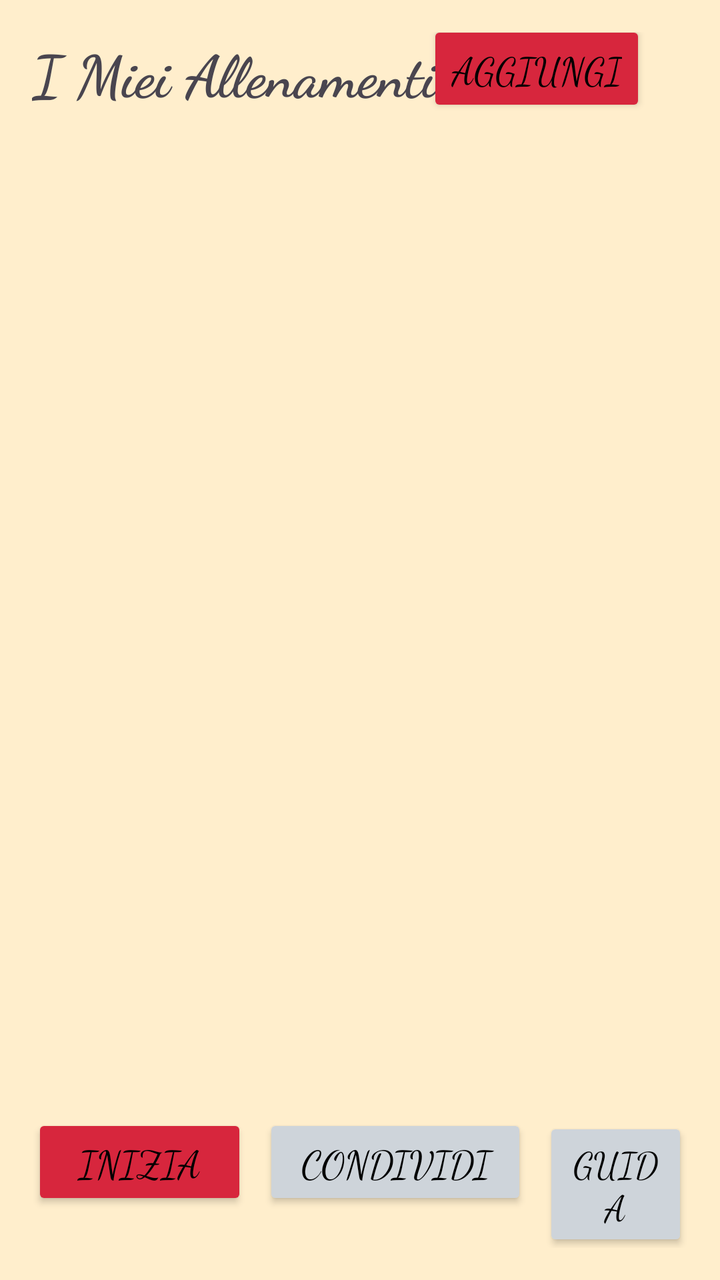
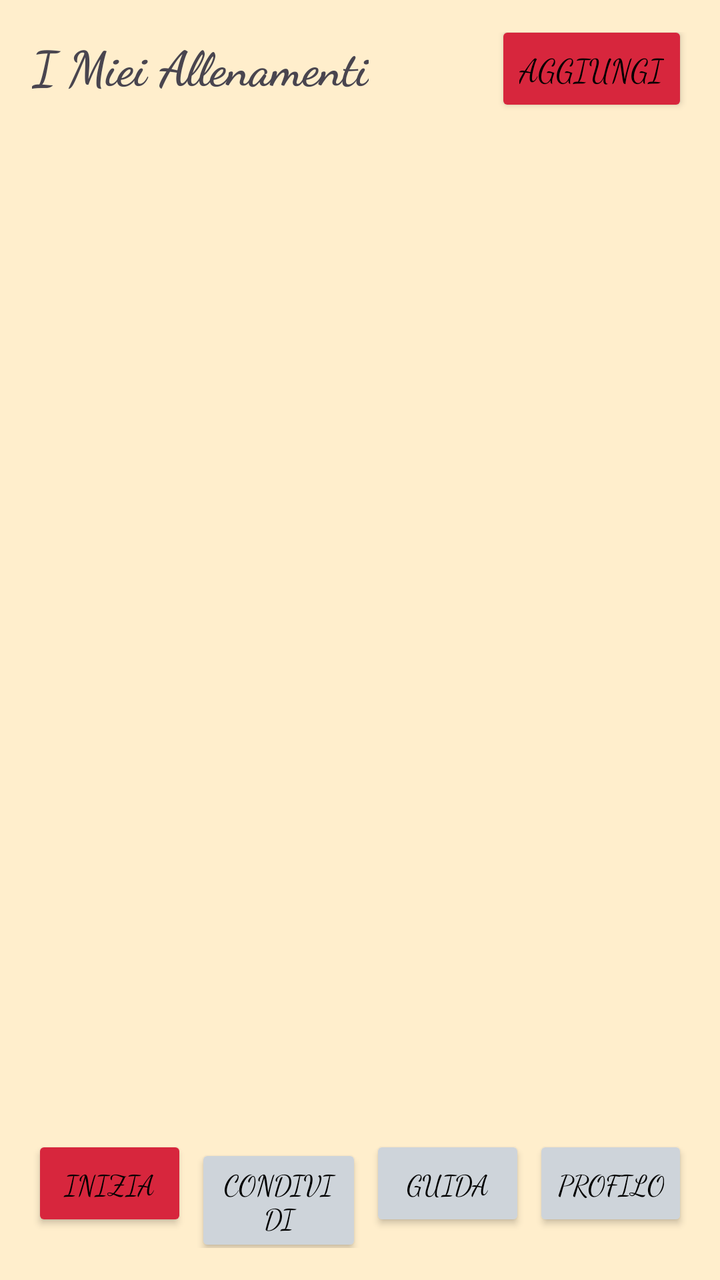

Before-and-after screenshots of an Android layout around one commit, followed by the original layout XML and the change that was made.
<!-- AndroidManifest.xml: application theme Theme.WorkoutApp -->
<!-- res/layout/activity_main.xml -->
<?xml version="1.0" encoding="utf-8"?>
<RelativeLayout xmlns:android="http://schemas.android.com/apk/res/android"
    android:id="@+id/main"
    android:layout_width="match_parent"
    android:layout_height="match_parent"
    android:padding="16dp"
    android:background="#FFEC"
    >

    
    <TextView
        android:id="@+id/tvTitle"
        android:layout_width="wrap_content"
        android:layout_height="wrap_content"
        android:layout_alignParentStart="true"
        android:layout_alignParentTop="true"
        android:text="I Miei Allenamenti"
        android:textSize="29sp"
        android:textStyle="bold"
        android:fontFamily="cursive"/>


    
    <Button
        android:id="@+id/btnAddExercise"
        android:layout_width="wrap_content"
        android:layout_height="wrap_content"
        android:layout_alignTop="@id/tvTitle"
        android:layout_alignParentEnd="true"
        android:layout_marginTop="-6dp"
        android:layout_marginEnd="21dp"
        android:text="Aggiungi"
        android:backgroundTint="#D7263D"
        android:textColor="#000000"
        android:fontFamily="cursive"
        android:textSize="19sp"
        />
    
    <LinearLayout
        android:id="@+id/bottomBar"
        android:layout_width="match_parent"
        android:layout_height="wrap_content"
        android:layout_alignParentBottom="true"
        android:orientation="horizontal"
        android:paddingTop="8dp"
        >

        
        <Button
            android:id="@+id/btnStartWorkout"
            android:layout_width="wrap_content"
            android:layout_height="wrap_content"
            android:layout_weight="1.5"
            android:text="Inizia"
            android:backgroundTint="#D7263D"
            android:textColor="#000000"
            android:fontFamily="cursive"
            android:textSize="19sp"
            />

        <Button
            android:id="@+id/btnShare"
            android:layout_width="wrap_content"
            android:layout_height="wrap_content"
            android:layout_marginStart="8dp"
            android:layout_weight="1"
            android:text="Condividi"
            android:backgroundTint="#CED4DA"
            android:textColor="#000000"
            android:fontFamily="cursive"
            android:textSize="19sp"
            />

        <Button
            android:id="@+id/btnGuide"
            android:layout_width="59dp"
            android:layout_height="wrap_content"
            android:layout_marginStart="8dp"
            android:layout_weight="1"
            android:text="Guida"
            android:backgroundTint="#CED4DA"
            android:textColor="#000000"
            android:fontFamily="cursive"
            android:textSize="18sp"
            />
    </LinearLayout>

    
    <ListView
        android:id="@+id/lvExercises"

        android:layout_width="match_parent"
        android:layout_height="match_parent"
        android:layout_above="@id/bottomBar"
        android:layout_below="@id/tvTitle"
        android:layout_marginTop="17dp"
        android:layout_marginBottom="7dp"

        />

</RelativeLayout>
<!-- resources referenced by this layout -->
<resources>
  <style name="Theme.WorkoutApp" parent="Base.Theme.WorkoutApp" />
  <style name="Base.Theme.WorkoutApp" parent="Theme.Material3.DayNight.NoActionBar">
          
          
      </style>
</resources>

<!-- the commit's change to res/layout/activity_main.xml (unified diff, before → after) -->
@@ -4,10 +4,8 @@
     android:layout_width="match_parent"
     android:layout_height="match_parent"
     android:padding="16dp"
-    android:background="#FFEC"
-    >
+    android:background="#FFEC">
 
-    
     <TextView
         android:id="@+id/tvTitle"
         android:layout_width="wrap_content"
@@ -15,12 +13,10 @@
         android:layout_alignParentStart="true"
         android:layout_alignParentTop="true"
         android:text="I Miei Allenamenti"
-        android:textSize="29sp"
+        android:textSize="24sp"
         android:textStyle="bold"
         android:fontFamily="cursive"/>
 
-
-    
     <Button
         android:id="@+id/btnAddExercise"
         android:layout_width="wrap_content"
@@ -28,74 +24,83 @@
         android:layout_alignTop="@id/tvTitle"
         android:layout_alignParentEnd="true"
         android:layout_marginTop="-6dp"
-        android:layout_marginEnd="21dp"
         android:text="Aggiungi"
         android:backgroundTint="#D7263D"
         android:textColor="#000000"
         android:fontFamily="cursive"
-        android:textSize="19sp"
-        />
-    
+        android:textSize="16sp"/>
+
+    <TextView
+        android:id="@+id/tvTimerCountdown"
+        android:layout_width="wrap_content"
+        android:layout_height="wrap_content"
+        android:layout_below="@id/tvTitle"
+        android:layout_centerHorizontal="true"
+        android:text="Recupero: --"
+        android:textSize="22sp"
+        android:textColor="#D7263D"
+        android:fontFamily="cursive"
+        android:visibility="gone"
+        android:layout_marginTop="10dp"/>
+
+    <ListView
+        android:id="@+id/lvExercises"
+        android:layout_width="match_parent"
+        android:layout_height="match_parent"
+        android:layout_above="@id/bottomBar"
+        android:layout_below="@id/tvTimerCountdown"
+        android:layout_marginTop="10dp"
+        android:layout_marginBottom="7dp"/>
+
     <LinearLayout
         android:id="@+id/bottomBar"
         android:layout_width="match_parent"
         android:layout_height="wrap_content"
         android:layout_alignParentBottom="true"
         android:orientation="horizontal"
-        android:paddingTop="8dp"
-        >
+        android:paddingTop="8dp">
 
-        
         <Button
             android:id="@+id/btnStartWorkout"
             android:layout_width="wrap_content"
             android:layout_height="wrap_content"
-            android:layout_weight="1.5"
+            android:layout_weight="1"
             android:text="Inizia"
             android:backgroundTint="#D7263D"
             android:textColor="#000000"
-            android:fontFamily="cursive"
-            android:textSize="19sp"
-            />
+            android:fontFamily="cursive"/>
 
         <Button
             android:id="@+id/btnShare"
             android:layout_width="wrap_content"
             android:layout_height="wrap_content"
-            android:layout_marginStart="8dp"
+            android:layout_marginStart="4dp"
             android:layout_weight="1"
             android:text="Condividi"
             android:backgroundTint="#CED4DA"
             android:textColor="#000000"
-            android:fontFamily="cursive"
-            android:textSize="19sp"
-            />
+            android:fontFamily="cursive"/>
 
         <Button
             android:id="@+id/btnGuide"
-            android:layout_width="59dp"
+            android:layout_width="wrap_content"
             android:layout_height="wrap_content"
-            android:layout_marginStart="8dp"
+            android:layout_marginStart="4dp"
             android:layout_weight="1"
             android:text="Guida"
             android:backgroundTint="#CED4DA"
             android:textColor="#000000"
-            android:fontFamily="cursive"
-            android:textSize="18sp"
-            />
+            android:fontFamily="cursive"/>
+
+        <Button
+            android:id="@+id/btnSettings"
+            android:layout_width="wrap_content"
+            android:layout_height="wrap_content"
+            android:layout_marginStart="4dp"
+            android:layout_weight="1"
+            android:text="Profilo"
+            android:backgroundTint="#CED4DA"
+            android:textColor="#000000"
+            android:fontFamily="cursive"/>
     </LinearLayout>
-
-    
-    <ListView
-        android:id="@+id/lvExercises"
-
-        android:layout_width="match_parent"
-        android:layout_height="match_parent"
-        android:layout_above="@id/bottomBar"
-        android:layout_below="@id/tvTitle"
-        android:layout_marginTop="17dp"
-        android:layout_marginBottom="7dp"
-
-        />
-
 </RelativeLayout>
